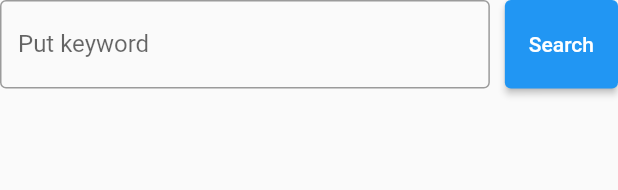
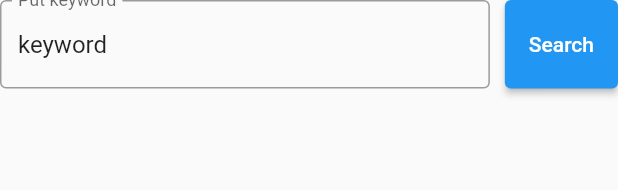
Before and after one commit to Seo-4d696b75/dart-async-test-sample, a Flutter app: the SearchTextField widget shown alone on an empty page, opened directly, after a tap on "Search", on a phone screen of 412 x 824 dp. Shown: the top 190 px of the screen. Run offline on Flutter 3.47's test engine with Material 2 defaults, Android fonts, the phone set to English and light mode, and no system bars; our stand-ins replace flutter_hooks, freezed_annotation, hooks_riverpod, riverpod_annotation; generated files the repository leaves out were written again.

Commit message:
修正：textFiled初期値

```diff
--- a/lib/ui/search/search_text_field.dart
+++ b/lib/ui/search/search_text_field.dart
@@ -8,10 +8,9 @@ class SearchTextField extends HookConsumerWidget {
 
   @override
   Widget build(BuildContext context, WidgetRef ref) {
-    final controller = useTextEditingController();
+    final controller = useTextEditingController(text: "keyword");
     onSubmit() {
       final keyword = controller.value.text;
-      debugPrint("keyword: $keyword");
       final viewModel = ref.read(searchViewModelProvider.notifier);
       viewModel.search(keyword);
     }
```
